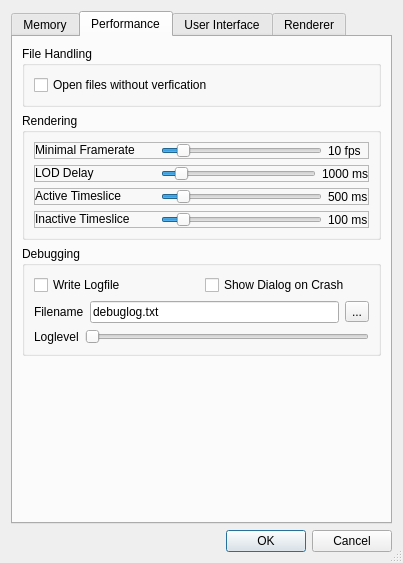
This is ImageVis3D/UI/UI/SettingsDlg.ui in SCIInstitute/ImageVis3D as Qt 5 draws it before an edit. The edited form follows.
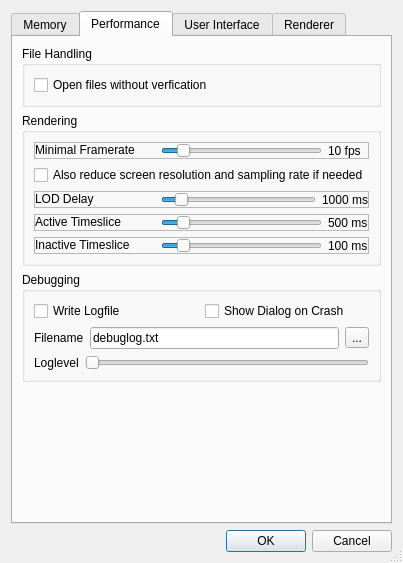
This is the edited form. The open tabs and pages were chosen to show the change.

Commit message: added setting to toggle automatic resolution and sampling rate reduction on interaction

```diff
--- a/ImageVis3D/UI/UI/SettingsDlg.ui
+++ b/ImageVis3D/UI/UI/SettingsDlg.ui
@@ -310,6 +310,13 @@
             </layout>
            </widget>
           </item>
+          <item>
+           <widget class="QCheckBox" name="checkBox_useAllMeans">
+            <property name="text">
+             <string>Also reduce screen resolution and sampling rate if needed</string>
+            </property>
+           </widget>
+          </item>
           <item>
            <widget class="QFrame" name="frame_5">
             <property name="frameShape">
```
The commit also changes 7 other files.
